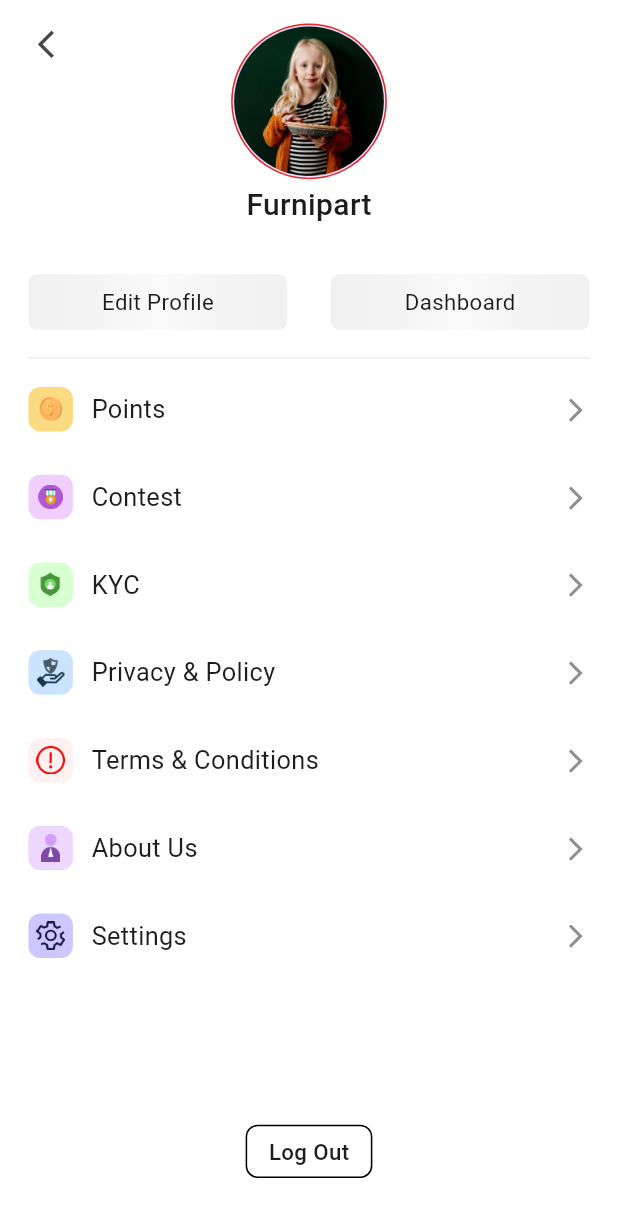
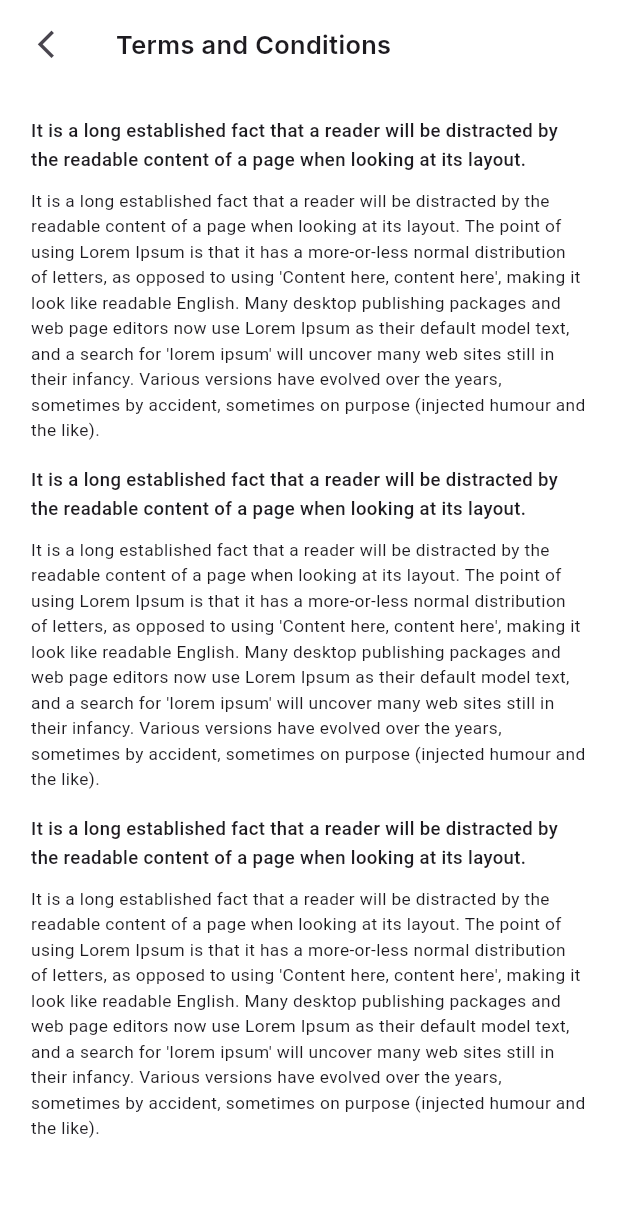
Before and after one commit to ZaynMeledath/turning_point, a Flutter app: the ProfileScreen screen opened directly, after a tap on "Terms & Conditions", on a phone screen of 412 x 824 dp. Shown: the top 1217 px of the screen. Run offline on Flutter 3.47's test engine with Material 3 defaults, Android fonts, the phone set to English and light mode, and no system bars; our stand-ins replace flutter_cache_manager, google_fonts, page_transition, percent_indicator, shimmer, stacked_card_carousel and 1 more.

Commit message:
terms and conditions screen done

```diff
--- /dev/null
+++ b/lib/helper/widget/title_content_text.dart
@@ -0,0 +1,38 @@
+import 'package:flutter/material.dart';
+import 'package:google_fonts/google_fonts.dart';
+import 'package:turning_point/helper/screen_size.dart';
+
+Widget titleContentText({
+  required bool isTitle,
+  required String text,
+}) {
+  if (isTitle) {
+    return Column(
+      children: [
+        SizedBox(height: screenSize.height * .02),
+        Text(
+          text,
+          style: GoogleFonts.roboto(
+            fontSize: screenSize.width * .03,
+            fontWeight: FontWeight.w500,
+            height: 1.5,
+          ),
+        ),
+      ],
+    );
+  } else {
+    return Column(
+      children: [
+        SizedBox(height: screenSize.height * .01),
+        Text(
+          text,
+          style: GoogleFonts.roboto(
+            fontSize: screenSize.width * .028,
+            fontWeight: FontWeight.w400,
+            height: 1.5,
+          ),
+        ),
+      ],
+    );
+  }
+}
--- a/lib/view/login/sign_up_screen.dart
+++ b/lib/view/login/sign_up_screen.dart
@@ -3,8 +3,8 @@ import 'package:google_fonts/google_fonts.dart';
 import 'package:page_transition/page_transition.dart';
 import 'package:turning_point/helper/screen_size.dart';
 import 'package:turning_point/helper/widget/custom_radio_button.dart';
-import 'package:turning_point/view/login/otp_verfication_screen.dart';
 import 'package:turning_point/view/login/segments/sign_up_text_field.dart';
+import 'package:turning_point/view/terms_and_conditions/terms_and_conditions_screen.dart';
 // part 'package:turning_point/lib/view/login/segments/sign_up_text_field_segment.dart';
 
 class SignUpScreen extends StatefulWidget {
@@ -122,7 +122,7 @@ class _SignUpScreenState extends State<SignUpScreen> {
                 onTap: () {
                   Navigator.of(context).push(
                     PageTransition(
-                      child: const OtpVerificationScreen(),
+                      child: const TermsAndConditionsScreen(isAccepted: false),
                       type: PageTransitionType.rightToLeft,
                       duration: const Duration(milliseconds: 350),
                       reverseDuration: const Duration(milliseconds: 350),
--- a/lib/view/profile/segments/profile_options_segment.dart
+++ b/lib/view/profile/segments/profile_options_segment.dart
@@ -5,6 +5,7 @@ import 'package:turning_point/view/kyc/kyc_screen.dart';
 import 'package:turning_point/view/points/points_screen.dart';
 import 'package:turning_point/view/privacy_policy/privacy_policy_screen.dart';
 import 'package:turning_point/view/profile/segments/profile_option.dart';
+import 'package:turning_point/view/terms_and_conditions/terms_and_conditions_screen.dart';
 
 //====================Individual options in profile screen====================//
 Widget profileOptionsSegment({
@@ -74,7 +75,7 @@ Widget profileOptionsSegment({
           Navigator.of(context).push(
             PageTransition(
               child: const PrivacyPolicyScreen(
-                shouldAccept: true,
+                isAccepted: true,
               ),
               type: PageTransitionType.rightToLeft,
               duration: const Duration(milliseconds: 350),
@@ -90,7 +91,18 @@ Widget profileOptionsSegment({
         ),
       ),
       GestureDetector(
-        onTap: () {},
+        onTap: () {
+          Navigator.of(context).push(
+            PageTransition(
+              child: const TermsAndConditionsScreen(
+                isAccepted: true,
+              ),
+              type: PageTransitionType.rightToLeft,
+              duration: const Duration(milliseconds: 350),
+              reverseDuration: const Duration(milliseconds: 350),
+            ),
+          );
+        },
         child: profileOption(
           screenSize: screenSize,
           iconPath: 'assets/icons/terms_icon.png',
--- /dev/null
+++ b/lib/view/terms_and_conditions/terms_and_conditions_screen.dart
@@ -0,0 +1,161 @@
+import 'package:flutter/material.dart';
+import 'package:google_fonts/google_fonts.dart';
+import 'package:page_transition/page_transition.dart';
+import 'package:turning_point/helper/screen_size.dart';
+import 'package:turning_point/helper/widget/custom_app_bar.dart';
+import 'package:turning_point/helper/widget/title_content_text.dart';
+import 'package:turning_point/view/boarding/boarding_screen.dart';
+
+class TermsAndConditionsScreen extends StatefulWidget {
+  final bool isAccepted;
+  const TermsAndConditionsScreen({
+    required this.isAccepted,
+    super.key,
+  });
+
+  @override
+  State<TermsAndConditionsScreen> createState() =>
+      _TermsAndConditionsScreenState();
+}
+
+class _TermsAndConditionsScreenState extends State<TermsAndConditionsScreen> {
+  final titleText =
+      "It is a long established fact that a reader will be distracted by the readable content of a page when looking at its layout.";
+  final contentText =
+      "It is a long established fact that a reader will be distracted by the readable content of a page when looking at its layout. The point of using Lorem Ipsum is that it has a more-or-less normal distribution of letters, as opposed to using 'Content here, content here', making it look like readable English. Many desktop publishing packages and web page editors now use Lorem Ipsum as their default model text, and a search for 'lorem ipsum' will uncover many web sites still in their infancy. Various versions have evolved over the years, sometimes by accident, sometimes on purpose (injected humour and the like).";
+
+  bool isAgreed = false;
+
+  @override
+  Widget build(BuildContext context) {
+    return Scaffold(
+      body: SafeArea(
+        child: Center(
+          child: Column(
+            children: [
+              widget.isAccepted
+                  ? customAppBar(
+                      context: context, title: 'Terms and Conditions')
+                  : Column(
+                      children: [
+                        SizedBox(height: screenSize.height * .009),
+                        Text(
+                          'Terms and Conditions',
+                          style: GoogleFonts.roboto(
+                            fontSize: screenSize.width * .041,
+                            fontWeight: FontWeight.w500,
+                          ),
+                        ),
+                      ],
+                    ),
+              SizedBox(height: screenSize.height * .01),
+              Expanded(
+                child: Padding(
+                  padding:
+                      EdgeInsets.symmetric(horizontal: screenSize.width * .05),
+                  child: ListView(
+                    children: [
+                      titleContentText(isTitle: true, text: titleText),
+                      titleContentText(isTitle: false, text: contentText),
+                      titleContentText(isTitle: true, text: titleText),
+                      titleContentText(isTitle: false, text: contentText),
+                      titleContentText(isTitle: true, text: titleText),
+                      titleContentText(isTitle: false, text: contentText),
+                    ],
+                  ),
+                ),
+              ),
+              !widget.isAccepted
+                  ? Column(
+                      children: [
+                        SizedBox(height: screenSize.height * .021),
+                        Row(
+                          mainAxisAlignment: MainAxisAlignment.center,
+                          children: [
+                            GestureDetector(
+                              onTap: () {
+                                setState(() {
+                                  isAgreed = !isAgreed;
+                                });
+                              },
+                              child: Container(
+                                width: screenSize.width * .041,
+                                height: screenSize.width * .041,
+                                decoration: BoxDecoration(
+                                  borderRadius: BorderRadius.circular(2),
+                                  border: Border.all(
+                                    width: 2,
+                                    color: const Color.fromRGBO(0, 99, 255, 1),
+                                  ),
+                                ),
+                                child: Visibility(
+                                  visible: isAgreed,
+                                  child: Center(
+                                    child: Container(
+                                      width: screenSize.width * .021,
+                                      height: screenSize.width * .021,
+                                      decoration: BoxDecoration(
+                                        borderRadius: BorderRadius.circular(2),
+                                        color:
+                                            const Color.fromRGBO(0, 99, 255, 1),
+                                      ),
+                                    ),
+                                  ),
+                                ),
+                              ),
+                            ),
+                            SizedBox(width: screenSize.width * .031),
+                            Text(
+                              'I agree with the Terms and Conditions',
+                              style: GoogleFonts.roboto(
+                                fontSize: screenSize.width * .03,
+                                fontWeight: FontWeight.w400,
+                              ),
+                            ),
+                          ],
+                        ),
+                        SizedBox(height: screenSize.height * .024),
+                        GestureDetector(
+                          onTap: () {
+                            Navigator.of(context).push(
+                              PageTransition(
+                                child: const BoardingScreen(),
+                                type: PageTransitionType.rightToLeft,
+                                duration: const Duration(milliseconds: 350),
+                                reverseDuration:
+                                    const Duration(milliseconds: 350),
+                              ),
+                            );
+                          },
+                          child: Container(
+                            width: screenSize.width * .37,
+                            height: screenSize.width * .1,
+                            decoration: BoxDecoration(
+                              borderRadius: BorderRadius.circular(6),
+                              color: isAgreed
+                                  ? const Color.fromRGBO(0, 99, 255, 1)
+                                  : Colors.grey,
+                            ),
+                            child: Center(
+                              child: Text(
+                                'Continue',
+                                style: GoogleFonts.roboto(
+                                  fontSize: screenSize.width * .031,
+                                  fontWeight: FontWeight.w500,
+                                  color: Colors.white,
+                                ),
+                              ),
+                            ),
+                          ),
+                        ),
+                        SizedBox(height: screenSize.height * .035),
+                      ],
+                    )
+                  : const SizedBox(),
+            ],
+          ),
+        ),
+      ),
+    );
+  }
+}
```
Also changed, not shown: lib/view/dashboard/dashboard_screen.dart (added, +21 -0 lines), lib/view/privacy_policy/privacy_policy_screen.dart (+16 -91 lines).
